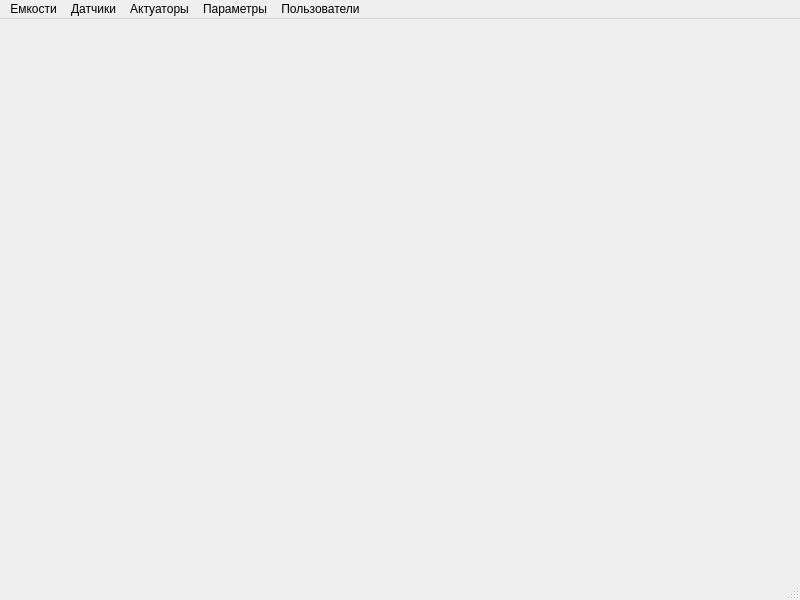
Before: the Qt Designer form designs/adminPage.ui in AlexeyK2021/wine-system-client, drawn with Qt 5.
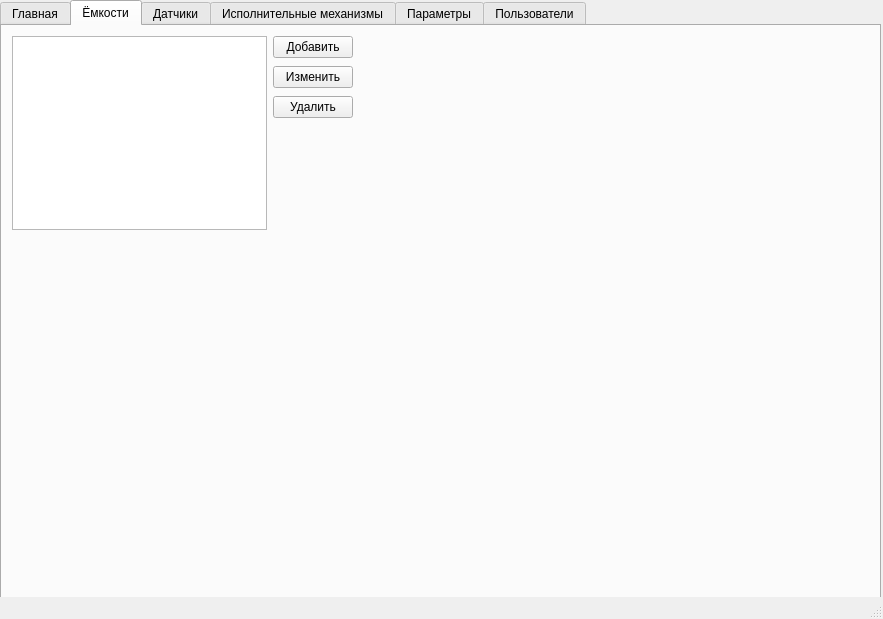
After: the same form once the commit is applied.

Commit message: Pages and tanks list

```diff
--- a/designs/adminPage.ui
+++ b/designs/adminPage.ui
@@ -6,70 +6,155 @@
    <rect>
     <x>0</x>
     <y>0</y>
-    <width>800</width>
-    <height>600</height>
+    <width>883</width>
+    <height>619</height>
    </rect>
   </property>
   <property name="windowTitle">
    <string>MainWindow</string>
   </property>
-  <widget class="QWidget" name="centralwidget"/>
-  <widget class="QStatusBar" name="statusbar"/>
-  <widget class="QMenuBar" name="menubar">
-   <property name="geometry">
-    <rect>
-     <x>0</x>
-     <y>0</y>
-     <width>800</width>
-     <height>22</height>
-    </rect>
-   </property>
-   <widget class="QMenu" name="sensors">
-    <property name="title">
-     <string>Датчики</string>
+  <widget class="QWidget" name="centralwidget">
+   <widget class="QTabWidget" name="tabWidget">
+    <property name="geometry">
+     <rect>
+      <x>0</x>
+      <y>0</y>
+      <width>881</width>
+      <height>601</height>
+     </rect>
     </property>
-    <addaction name="add_sensor"/>
-   </widget>
-   <widget class="QMenu" name="actuators">
-    <property name="acceptDrops">
-     <bool>false</bool>
-    </property>
-    <property name="title">
-     <string>Актуаторы</string>
-    </property>
-    <property name="toolTipsVisible">
-     <bool>false</bool>
-    </property>
-    <addaction name="add_actuator"/>
-   </widget>
-   <widget class="QMenu" name="params">
-    <property name="title">
-     <string>Параметры</string>
-    </property>
-    <addaction name="add_param"/>
-   </widget>
-   <widget class="QMenu" name="users">
-    <property name="title">
-     <string>Пользователи</string>
-    </property>
-    <addaction name="add_user"/>
-   </widget>
-   <widget class="QMenu" name="tanks">
-    <property name="acceptDrops">
+    <property name="mouseTracking">
      <bool>true</bool>
     </property>
-    <property name="title">
-     <string>Емкости</string>
+    <property name="currentIndex">
+     <number>1</number>
     </property>
-    <addaction name="add_tank"/>
+    <widget class="QWidget" name="main">
+     <attribute name="title">
+      <string>Главная</string>
+     </attribute>
+     <widget class="QTreeWidget" name="treeWidget">
+      <property name="geometry">
+       <rect>
+        <x>0</x>
+        <y>0</y>
+        <width>881</width>
+        <height>581</height>
+       </rect>
+      </property>
+      <column>
+       <property name="text">
+        <string notr="true">1</string>
+       </property>
+      </column>
+     </widget>
+    </widget>
+    <widget class="QWidget" name="tanks">
+     <property name="mouseTracking">
+      <bool>true</bool>
+     </property>
+     <attribute name="title">
+      <string>Ёмкости</string>
+     </attribute>
+     <widget class="QWidget" name="horizontalLayoutWidget">
+      <property name="geometry">
+       <rect>
+        <x>10</x>
+        <y>10</y>
+        <width>341</width>
+        <height>194</height>
+       </rect>
+      </property>
+      <layout class="QHBoxLayout" name="horizontalLayout_2">
+       <item>
+        <widget class="QListWidget" name="tanks_list"/>
+       </item>
+       <item>
+        <layout class="QVBoxLayout" name="verticalLayout_2">
+         <property name="spacing">
+          <number>8</number>
+         </property>
+         <property name="sizeConstraint">
+          <enum>QLayout::SetDefaultConstraint</enum>
+         </property>
+         <property name="bottomMargin">
+          <number>0</number>
+         </property>
+         <item>
+          <widget class="QPushButton" name="add_tank">
+           <property name="sizePolicy">
+            <sizepolicy hsizetype="Minimum" vsizetype="Fixed">
+             <horstretch>0</horstretch>
+             <verstretch>0</verstretch>
+            </sizepolicy>
+           </property>
+           <property name="autoFillBackground">
+            <bool>false</bool>
+           </property>
+           <property name="text">
+            <string>Добавить</string>
+           </property>
+          </widget>
+         </item>
+         <item>
+          <widget class="QPushButton" name="edit_tank">
+           <property name="text">
+            <string>Изменить</string>
+           </property>
+          </widget>
+         </item>
+         <item>
+          <widget class="QPushButton" name="del_tank">
+           <property name="text">
+            <string>Удалить</string>
+           </property>
+          </widget>
+         </item>
+         <item>
+          <spacer name="verticalSpacer">
+           <property name="orientation">
+            <enum>Qt::Vertical</enum>
+           </property>
+           <property name="sizeHint" stdset="0">
+            <size>
+             <width>20</width>
+             <height>40</height>
+            </size>
+           </property>
+          </spacer>
+         </item>
+        </layout>
+       </item>
+      </layout>
+     </widget>
+    </widget>
+    <widget class="QWidget" name="sensors">
+     <property name="mouseTracking">
+      <bool>true</bool>
+     </property>
+     <attribute name="title">
+      <string>Датчики</string>
+     </attribute>
+    </widget>
+    <widget class="QWidget" name="actuators">
+     <attribute name="title">
+      <string>Исполнительные механизмы</string>
+     </attribute>
+    </widget>
+    <widget class="QWidget" name="params">
+     <attribute name="title">
+      <string>Параметры</string>
+     </attribute>
+    </widget>
+    <widget class="QWidget" name="users">
+     <attribute name="title">
+      <string>Пользователи</string>
+     </attribute>
+    </widget>
    </widget>
-   <addaction name="tanks"/>
-   <addaction name="sensors"/>
-   <addaction name="actuators"/>
-   <addaction name="params"/>
-   <addaction name="users"/>
   </widget>
-  <action name="add_tank">
+  <widget class="QStatusBar" name="statusbar"/>
+  <action name="actionon_save">
    <property name="text">
     <string>Добавить</string>
    </property>
```
Left out of the diff: 26 changed lines with no effect on the pictures. The commit also changes 6 other files.
